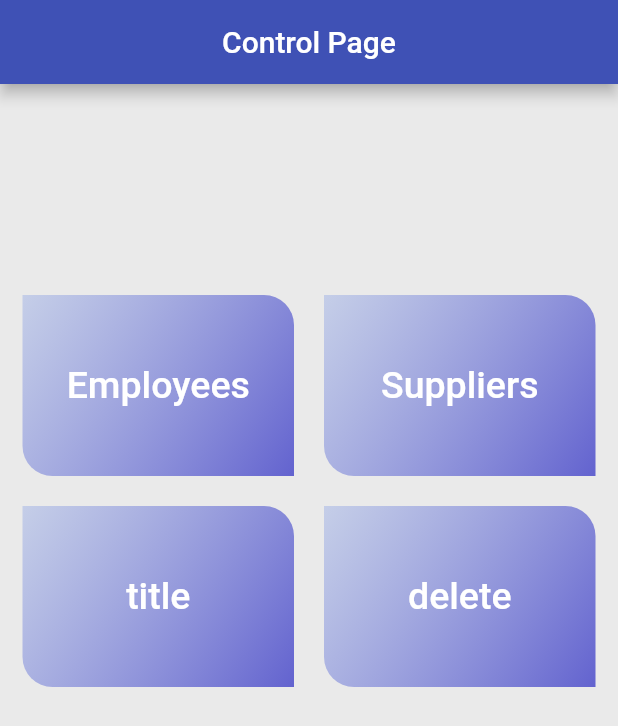
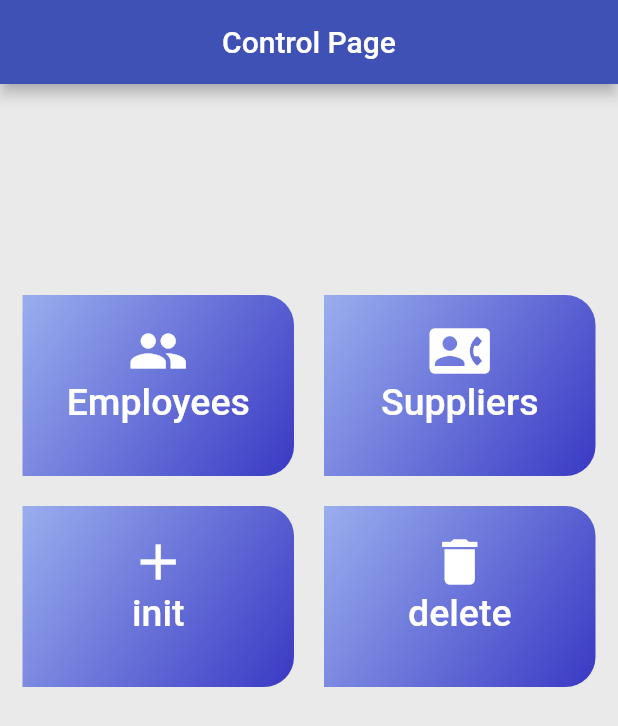
Before and after one commit to swilam202/cafe-system, a Flutter app: the screen it shows after launch, on a phone screen of 412 x 824 dp. Shown: the top 726 px of the screen. Run offline on Flutter 3.47's test engine with Material 2 defaults, Android fonts, the phone set to English and light mode, and no system bars; our stand-ins replace get, sqflite; accounts and stored records are empty.

Commit message:
some changes to the admin pages

```diff
--- a/lib/components/custom text field.dart
+++ b/lib/components/custom text field.dart
@@ -1,10 +1,11 @@
 import 'package:flutter/material.dart';
 
-Widget customTextField({String? text, required String label, required String hint,required TextEditingController controller}){
+Widget customTextField({String? text, required String label, required String hint,required TextEditingController controller,required TextInputType type,}){
   controller.text = text ?? '';
   return Padding(
     padding: const EdgeInsets.symmetric(horizontal: 15,vertical: 10),
     child: TextField(
+      keyboardType: type,
       controller: controller,
       decoration: InputDecoration(
         contentPadding: const EdgeInsets.all(25),
--- a/lib/components/grid button.dart
+++ b/lib/components/grid button.dart
@@ -1,25 +1,33 @@
 import 'package:flutter/material.dart';
 
-Widget gridButton(String title, Function() function) {
+Widget gridButton(String title, Function() function, IconData icon) {
   return GestureDetector(
     onTap: function,
     child: Container(
+      padding: const EdgeInsets.all(17),
       decoration: const BoxDecoration(
         gradient: LinearGradient(
           colors: [
-            Color.fromRGBO(181, 194, 231, 0.7019607843137254),
-            Color.fromRGBO(84, 84, 204, 0.9019607843137255),
+            Color.fromRGBO(154, 174, 238, 1.0),
+            Color.fromRGBO(57, 57, 196, 1.0),
           ],
           begin: Alignment.topLeft,
           end: Alignment.bottomRight,
         ),
         borderRadius: BorderRadius.only(
           topRight: Radius.circular(20),
-          bottomLeft: Radius.circular(20),
+          bottomRight: Radius.circular(20),
         ),
       ),
       child: Center(
-        child: Text(
+        child: Column(
+          children: [
+            Icon(
+              icon,
+              color: Colors.white,
+              size: 40,
+            ),
+            Text(
               title,
               style: const TextStyle(
                 fontSize: 25,
@@ -27,6 +35,8 @@ Widget gridButton(String title, Function() function) {
                 fontWeight: FontWeight.w500,
               ),
             ),
+          ],
+        ),
       ),
     ),
   );
--- a/lib/controllers/data controller.dart
+++ b/lib/controllers/data controller.dart
@@ -10,6 +10,7 @@ class DataController extends GetxController {
   getUsers(String tableName) async {
     List list = await sqldb.queryData(tableName);
     tableName == 'users' ? users.assignAll(list) : suppliers.assignAll(list);
+    print('++++++++++++++++++++++++${users.value}');
   }
 
   updateUser(String tableName, Map<String, Object> map, int id) async {
--- a/lib/models/supplier model.dart
+++ b/lib/models/supplier model.dart
@@ -5,4 +5,5 @@ class Supplier {
   int phone;
 
   Supplier(this.id, this.name, this.email, this.phone);
+
 }
--- a/lib/pages/admin pages/admin home page.dart
+++ b/lib/pages/admin pages/admin home page.dart
@@ -35,16 +35,18 @@ class _AdminHomePageState extends State<AdminHomePage> {
           children: [
             const SizedBox(),
             const SizedBox(),
+            gridButton('Employees',
+                () => Navigator.of(context).pushNamed('users'), Icons.people),
             gridButton(
-                'Employees', () => Navigator.of(context).pushNamed('users')),
-            gridButton('Suppliers',
-                () => Navigator.of(context).pushNamed('suppliers')),
-            gridButton('title', () {
+                'Suppliers',
+                () => Navigator.of(context).pushNamed('suppliers'),
+                Icons.contact_phone),
+            gridButton('init', () {
               sqldb.initDatabase();
-            }),
+            }, Icons.add),
             gridButton('delete', () {
               sqldb.deletedatabase();
-            }),
+            }, Icons.delete),
           ],
         ),
       ),
--- a/lib/pages/loginPage.dart
+++ b/lib/pages/loginPage.dart
@@ -31,7 +31,7 @@ class LogIn extends StatelessWidget {
                 ),
                 keyboardType: TextInputType.text,
                 validator: (value){
-                  if (dataController.users[1]['password'] != value)
+                  if (true/*dataController.users[1]['password'] != value*/)
                     return 'Password is incorrect';
                   else
                     return null;
@@ -48,7 +48,7 @@ class LogIn extends StatelessWidget {
                 obscuringCharacter: '*',
                 keyboardType: TextInputType.visiblePassword,
                 validator: (value) {
-                  if (dataController.users[1]['email'] != value)
+                  if ( true/* dataController.users[1]['email'] != value*/)
                     return 'Email is incorrect';
                   else
                     return null;
```
Also changed, not shown: lib/components/employees sheet.dart (+30 -5 lines), lib/components/supply card.dart (+6 -3 lines), lib/database/sqldb.dart (+7 -10 lines), lib/models/user.dart (+9 -7 lines), lib/pages/admin pages/suppliers page.dart (+5 -4 lines). Lines whose indentation alone changed are shown as unchanged.
